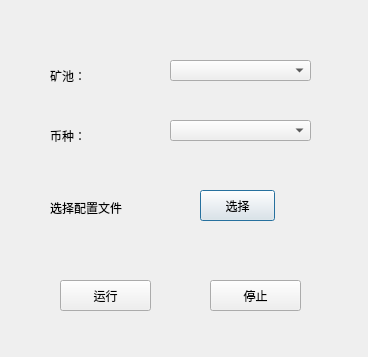
Above: main.ui from ybAmazing/miner-guarder before the change. Below: the same form after it.
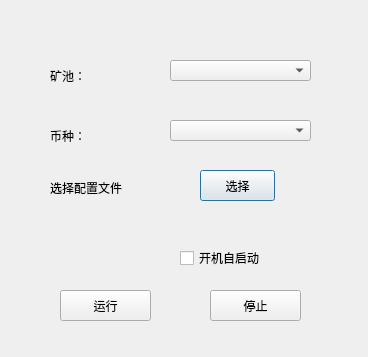
That is the form after the change.

Commit message: add auto start features

Diff of the .ui file:
```diff
--- a/main.ui
+++ b/main.ui
@@ -63,7 +63,7 @@
    <property name="geometry">
     <rect>
      <x>50</x>
-     <y>200</y>
+     <y>180</y>
      <width>81</width>
      <height>16</height>
     </rect>
@@ -76,7 +76,7 @@
    <property name="geometry">
     <rect>
      <x>200</x>
-     <y>190</y>
+     <y>170</y>
      <width>75</width>
      <height>31</height>
     </rect>
@@ -89,7 +89,7 @@
    <property name="geometry">
     <rect>
      <x>60</x>
-     <y>280</y>
+     <y>290</y>
      <width>91</width>
      <height>31</height>
     </rect>
@@ -102,7 +102,7 @@
    <property name="geometry">
     <rect>
      <x>50</x>
-     <y>240</y>
+     <y>220</y>
      <width>251</width>
      <height>20</height>
     </rect>
@@ -115,7 +115,7 @@
    <property name="geometry">
     <rect>
      <x>210</x>
-     <y>280</y>
+     <y>290</y>
      <width>91</width>
      <height>31</height>
     </rect>
@@ -124,6 +124,19 @@
     <string>停止</string>
    </property>
   </widget>
+  <widget class="QCheckBox" name="auto_run_check">
+   <property name="geometry">
+    <rect>
+     <x>180</x>
+     <y>250</y>
+     <width>101</width>
+     <height>16</height>
+    </rect>
+   </property>
+   <property name="text">
+    <string>开机自启动</string>
+   </property>
+  </widget>
  </widget>
  <resources/>
  <connections/>
```
The commit also changes 3 other files.
